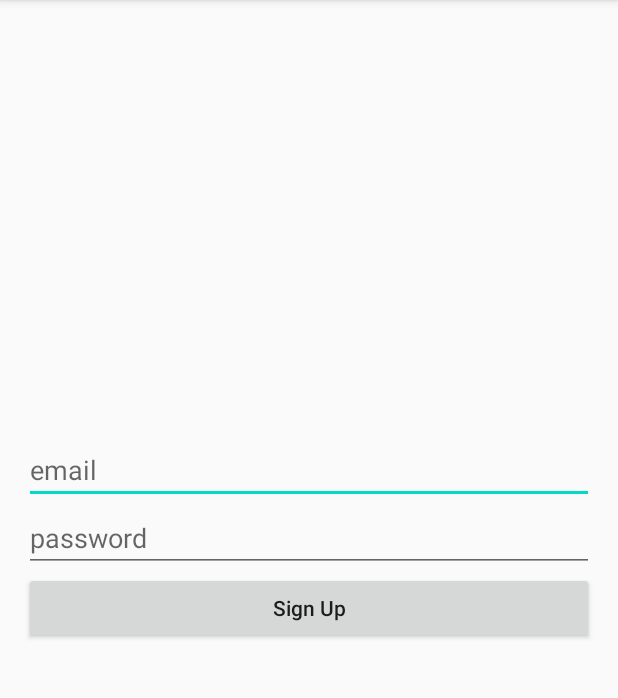
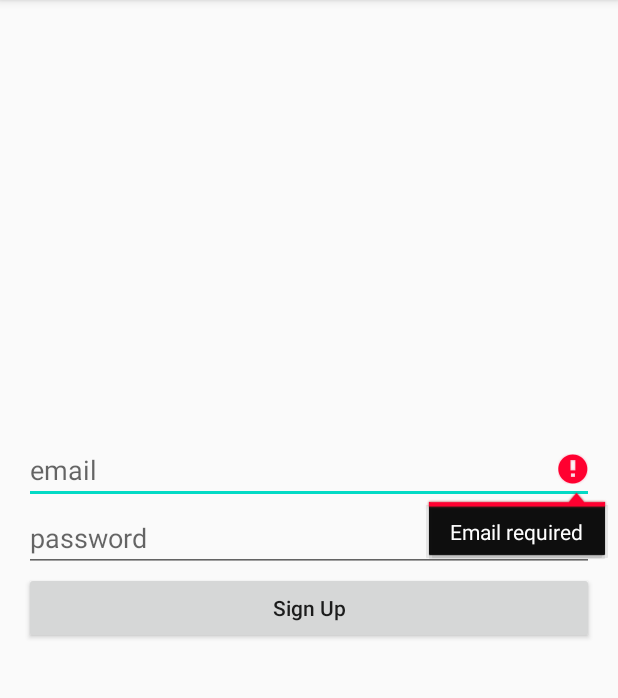
Before and after one commit to mateuszdabski/MalyTom, an Android app: the screen it shows after launch (MainActivity), after a tap on "Sign Up", on a phone screen of 412 x 824 dp, the part 84-782 px from its top. Run offline under Robolectric (Android 15) with nearby library versions, the phone set to English and light mode, and no system bars; our stand-ins replace Firebase (no records; nobody signed in at launch, a user with empty details on screens opened directly).

```diff
--- a/app/src/main/java/com/example/malytom/MainActivity.kt
+++ b/app/src/main/java/com/example/malytom/MainActivity.kt
@@ -17,6 +17,7 @@ import android.widget.Toast
 import androidx.appcompat.app.AppCompatActivity
 import com.google.android.gms.tasks.OnCompleteListener
 import com.google.firebase.auth.FirebaseAuth
+import com.google.firebase.auth.FirebaseAuthUserCollisionException
 import com.google.firebase.firestore.FirebaseFirestore
 import com.google.firebase.iid.FirebaseInstanceId
 import kotlinx.android.synthetic.main.activity_main.*
@@ -127,8 +128,8 @@ class MainActivity : AppCompatActivity() {
     }
 
     private fun createUser() {
-        val email: String = editTextEmail.toString().trim()
-        val password: String = editTextPassword.toString().trim()
+        val email: String = editTextEmail.text.toString().trim()
+        val password: String = editTextPassword.text.toString().trim()
 
         if (email.isEmpty()){
             editTextEmail.error = "Email required"
@@ -150,11 +151,13 @@ class MainActivity : AppCompatActivity() {
         fbAuth.createUserWithEmailAndPassword(email, password)
             .addOnCompleteListener(this) { task ->
                 if (task.isSuccessful) {
+                    Log.d("Firebase", "createUserWithEmail:success")
                     createOrRetrieveId(applicationContext)
                     initApp(applicationContext)
                     startProfileActivity()
                 } else {
-                    if (task.exception is FirebaseAuth ){
+                    Log.w("Firebase", "createUserWithEmail:failure", task.exception);
+                    if (task.exception is FirebaseAuthUserCollisionException){
                         userLogin(email, password)
                     } else {
                         progressbar.visibility = View.INVISIBLE
--- a/build.gradle
+++ b/build.gradle
@@ -10,7 +10,7 @@ buildscript {
     dependencies {
         classpath 'com.android.tools.build:gradle:3.6.3'
         classpath "org.jetbrains.kotlin:kotlin-gradle-plugin:$kotlin_version"
-        classpath "com.google.gms:google-services:4.3.2"
+        classpath 'com.google.gms:google-services:4.3.3'
 
         // NOTE: Do not place your application dependencies here; they belong
         // in the individual module build.gradle files
```
